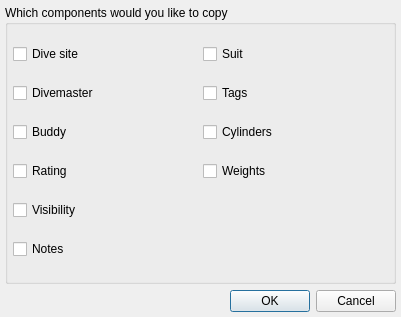
This is desktop-widgets/divecomponentselection.ui in subsurface/subsurface as Qt 5 draws it before an edit. The edited form follows.
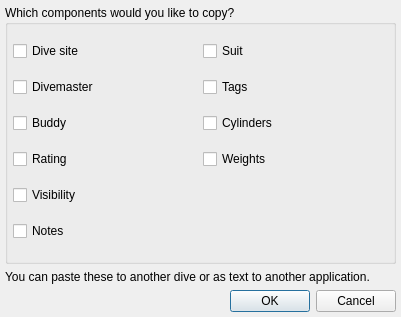
This is the edited form. Icons and pictures are not drawn.

Commit message:
Add various enhancements to profile export and dive data copy
... as suggested by Lubomir.

```diff
--- a/desktop-widgets/divecomponentselection.ui
+++ b/desktop-widgets/divecomponentselection.ui
@@ -49,7 +49,7 @@
       </sizepolicy>
      </property>
      <property name="title">
-      <string>Which components would you like to copy</string>
+      <string>Which components would you like to copy?</string>
      </property>
      <layout class="QGridLayout" name="gridLayout">
       <property name="leftMargin">
@@ -140,6 +140,19 @@
      </layout>
     </widget>
    </item>
+   <item>
+    <widget class="QLabel" name="label">
+     <property name="text">
+      <string>You can paste these to another dive or as text to another application.</string>
+     </property>
+     <property name="textFormat">
+      <enum>Qt::PlainText</enum>
+     </property>
+     <property name="wordWrap">
+      <bool>true</bool>
+     </property>
+    </widget>
+   </item>
    <item>
     <widget class="QDialogButtonBox" name="buttonBox">
      <property name="orientation">
```
Left out of the diff: 70 changed lines with no effect on the pictures. The commit also changes 4 other files.
